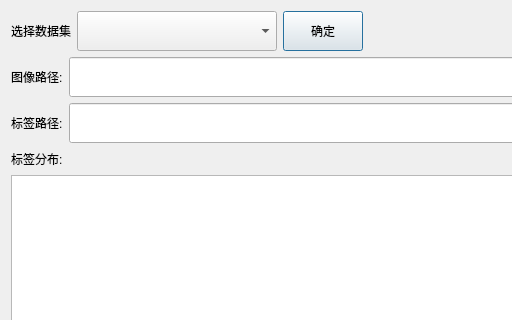
The window that ui/dataset_properties.ui (pythondever/easy_trainer) describes before a commit, drawn with Qt 5; both pictures show x 0 to 512 and y 0 to 320 of the 942 by 690 pixel window.
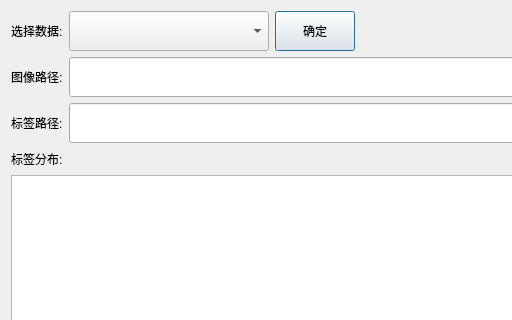
The same window after the commit.

What changed in the file:
```diff
--- a/ui/dataset_properties.ui
+++ b/ui/dataset_properties.ui
@@ -27,7 +27,7 @@
        <item>
         <widget class="QLabel" name="select_dataset_label">
          <property name="text">
-          <string>选择数据集</string>
+          <string>选择数据:</string>
          </property>
         </widget>
        </item>
```
